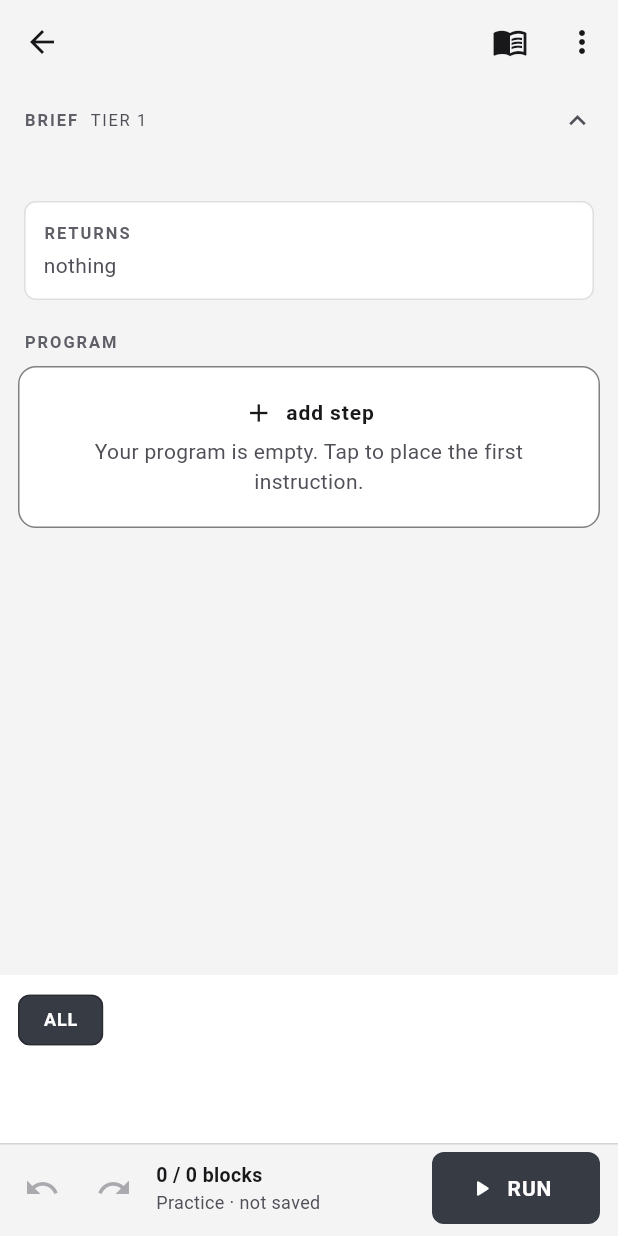
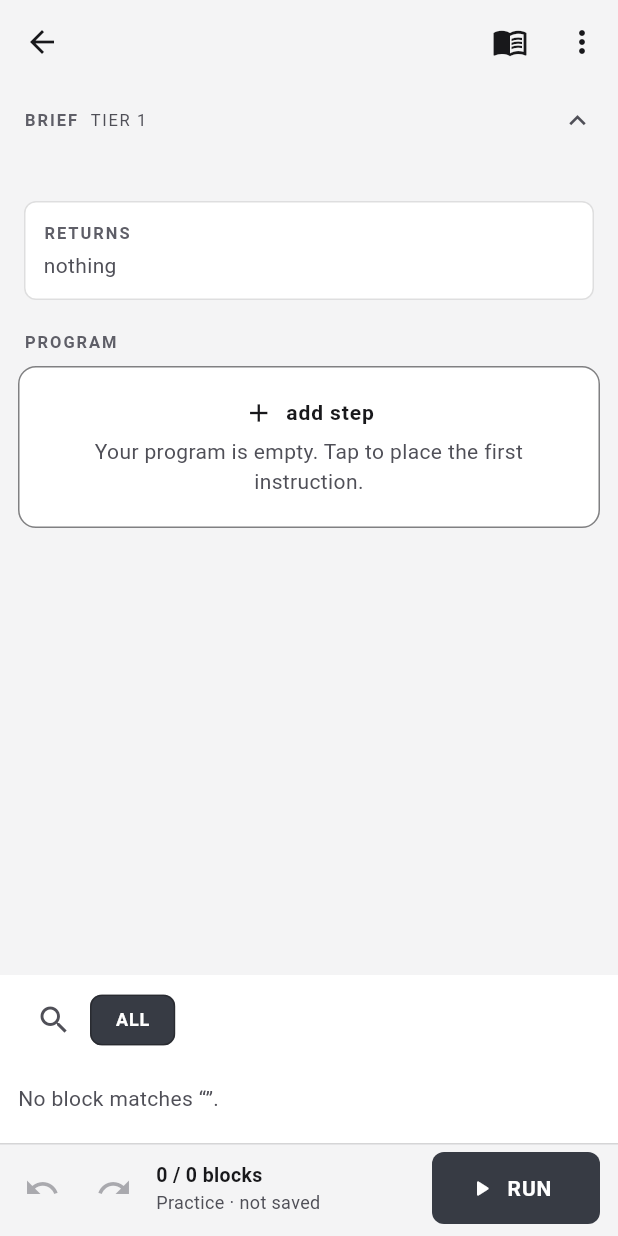
Before and after one commit to stranger-the-unknown/Algorun, a Flutter app: the PuzzleEditor screen opened directly with empty values, on a phone screen of 412 x 824 dp. Run offline on Flutter 3.47's test engine with Material 3 defaults, Android fonts, the phone set to English and light mode, and no system bars; our stand-ins replace flutter_riverpod, web; missing offline and left inert: dart:js_interop; project files that could hold a hidden picture were left out.

Commit message:
feat(editor): search blocks by name in the picker and the palette
E1 goal 1. A search button in the piece picker and in the palette (phone
row and side rail) opens a search box; a block answers to its English
name, to its Turkish name from the block reference, and to the variable
or function it names. Turkish letters fold onto their plain neighbours.

The box is only built after the player asks for it, so the editor still
has no text field and opens no keyboard by itself. The picker lists what
GraphTyping accepts for the slot, the palette what blocks.allow gives;
search only narrows those lists.

The picker sheet now sizes itself: the same 9/16 of the screen, lifted
above the keyboard, and everything under its title scrolls.

Co-Authored-By: Claude Fable 5.2 <noreply@anthropic.com>

```diff
--- a/lib/editor/palette_tray.dart
+++ b/lib/editor/palette_tray.dart
@@ -5,6 +5,8 @@ import 'package:flutter/services.dart';
 import '../l10n/l10n.dart';
 import '../l10n/terms.dart';
 import '../shared/theme/app_theme.dart';
+import 'block_search.dart';
+import 'block_search_field.dart';
 import 'editor_controller.dart';
 import 'editor_theme.dart';
 import 'hole_picker.dart';
@@ -25,6 +27,17 @@ final class PaletteTray extends StatefulWidget {
 
 class _PaletteTrayState extends State<PaletteTray> {
   BlockCategory? _filter;
+
+  /// The search box is only built once asked for (E1), so the palette never
+  /// opens the keyboard by itself. While searching, the category filter is
+  /// set aside: a name is looked up among every block the puzzle allows.
+  bool _searching = false;
+  String _query = '';
+
+  void _closeSearch() => setState(() {
+        _searching = false;
+        _query = '';
+      });
 
   void _add(String id) {
     if (EditorController.needsName(id)) {
@@ -47,7 +60,10 @@ class _PaletteTrayState extends State<PaletteTray> {
     };
     final shown = [
       for (final id in ids)
-        if (_filter == null || BlockChrome.of(id).category == _filter) id,
+        if (_searching
+            ? BlockSearch.matches(id, _query)
+            : _filter == null || BlockChrome.of(id).category == _filter)
+          id,
     ];
     final scale = (MediaQuery.textScalerOf(context).scale(14) / 14).clamp(1.0, maxTextScale);
     final l = context.l10n;
@@ -69,17 +85,38 @@ class _PaletteTrayState extends State<PaletteTray> {
       for (final id in shown)
         _BlockChip(catalogId: id, onTap: () => _add(id), wraps: widget.vertical),
     ];
+    final searchButton = IconButton(
+      key: const Key('palette-search'),
+      tooltip: l.searchBlocks,
+      onPressed: () => setState(() => _searching = true),
+      icon: Icon(Icons.search, color: context.palette.muted),
+    );
+    final searchField = BlockSearchField(
+      onChanged: (text) => setState(() => _query = text),
+      onClose: _closeSearch,
+    );
+    final noMatch = Text(
+      l.noBlockMatches(_query.trim()),
+      maxLines: 2,
+      overflow: TextOverflow.ellipsis,
+      style: TextStyle(color: context.palette.muted),
+    );
     if (widget.vertical) {
       return Material(
         color: context.palette.elevated,
         child: ListView(
           padding: const EdgeInsets.all(12),
           children: [
-            Text(l.paletteBlocks, style: AppText.label(context)),
+            Row(
+              children: [
+                Expanded(child: Text(l.paletteBlocks, style: AppText.label(context))),
+                if (!_searching) searchButton,
+              ],
+            ),
             const SizedBox(height: 8),
-            Wrap(spacing: 8, runSpacing: 8, children: filters),
+            if (_searching) searchField else Wrap(spacing: 8, runSpacing: 8, children: filters),
             const SizedBox(height: 12),
-            Wrap(spacing: 8, runSpacing: 8, children: chips),
+            if (chips.isEmpty) noMatch else Wrap(spacing: 8, runSpacing: 8, children: chips),
           ],
         ),
       );
@@ -93,6 +130,12 @@ class _PaletteTrayState extends State<PaletteTray> {
           children: [
             SizedBox(
               height: 48 * scale,
+              child: _searching
+                  ? Center(child: searchField)
+                  : Row(
+                      children: [
+                        searchButton,
+                        Expanded(
                           child: ListView.separated(
                             scrollDirection: Axis.horizontal,
                             itemCount: filters.length,
@@ -100,10 +143,15 @@ class _PaletteTrayState extends State<PaletteTray> {
                             itemBuilder: (_, i) => Center(child: filters[i]),
                           ),
                         ),
+                      ],
+                    ),
+            ),
             const SizedBox(height: 4),
             SizedBox(
               height: 48 * scale,
-              child: ListView.separated(
+              child: chips.isEmpty
+                  ? Align(alignment: Alignment.centerLeft, child: noMatch)
+                  : ListView.separated(
                       scrollDirection: Axis.horizontal,
                       itemCount: chips.length,
                       separatorBuilder: (_, _) => const SizedBox(width: 8),
--- a/lib/l10n/app_tr.arb
+++ b/lib/l10n/app_tr.arb
@@ -142,6 +142,9 @@
   "pickerFor": "Yer: {target}. Yalnızca buraya uyan parçalar listelenir.",
   "close": "Kapat",
   "nothingFits": "Bu bulmacada buraya uyan bir şey yok.",
+  "searchBlocks": "Blok ara",
+  "closeSearch": "Aramayı kapat",
+  "noBlockMatches": "“{query}” ile eşleşen blok yok.",
   "targetProgram": "program",
   "targetSlot": "bu yuva",
   "targetElse": "ELSE",
--- a/lib/l10n/gen/app_localizations.dart
+++ b/lib/l10n/gen/app_localizations.dart
@@ -950,6 +950,24 @@ abstract class AppLocalizations {
   /// **'Nothing in this puzzle fits here.'**
   String get nothingFits;
 
+  /// No description provided for @searchBlocks.
+  ///
+  /// In en, this message translates to:
+  /// **'Search blocks'**
+  String get searchBlocks;
+
+  /// No description provided for @closeSearch.
+  ///
+  /// In en, this message translates to:
+  /// **'Close search'**
+  String get closeSearch;
+
+  /// No description provided for @noBlockMatches.
+  ///
+  /// In en, this message translates to:
+  /// **'No block matches “{query}”.'**
+  String noBlockMatches(String query);
+
   /// No description provided for @targetProgram.
   ///
   /// In en, this message translates to:
```
Also changed, not shown: lib/editor/block_search.dart (added, +55 -0 lines), lib/editor/block_search_field.dart (added, +73 -0 lines), lib/editor/hole_picker.dart (+72 -20 lines), lib/l10n/app_en.arb (+10 -0 lines), lib/l10n/gen/app_localizations_en.dart (+11 -0 lines), lib/l10n/gen/app_localizations_tr.dart (+11 -0 lines), 2 other files. Lines whose indentation alone changed are shown as unchanged.
